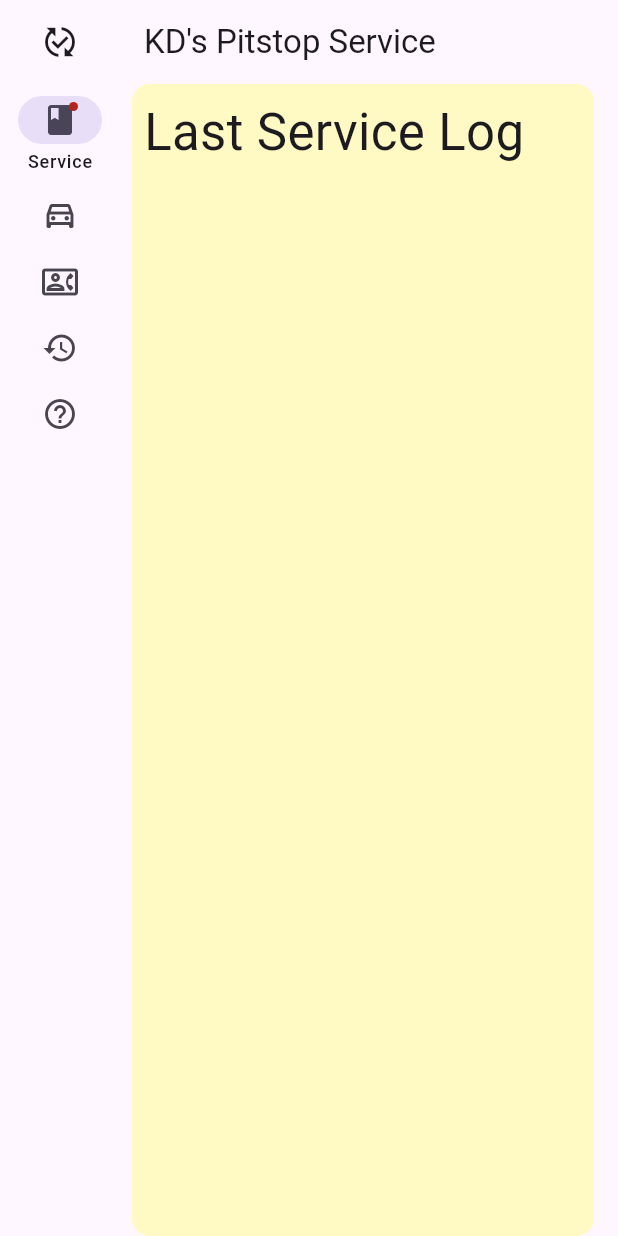
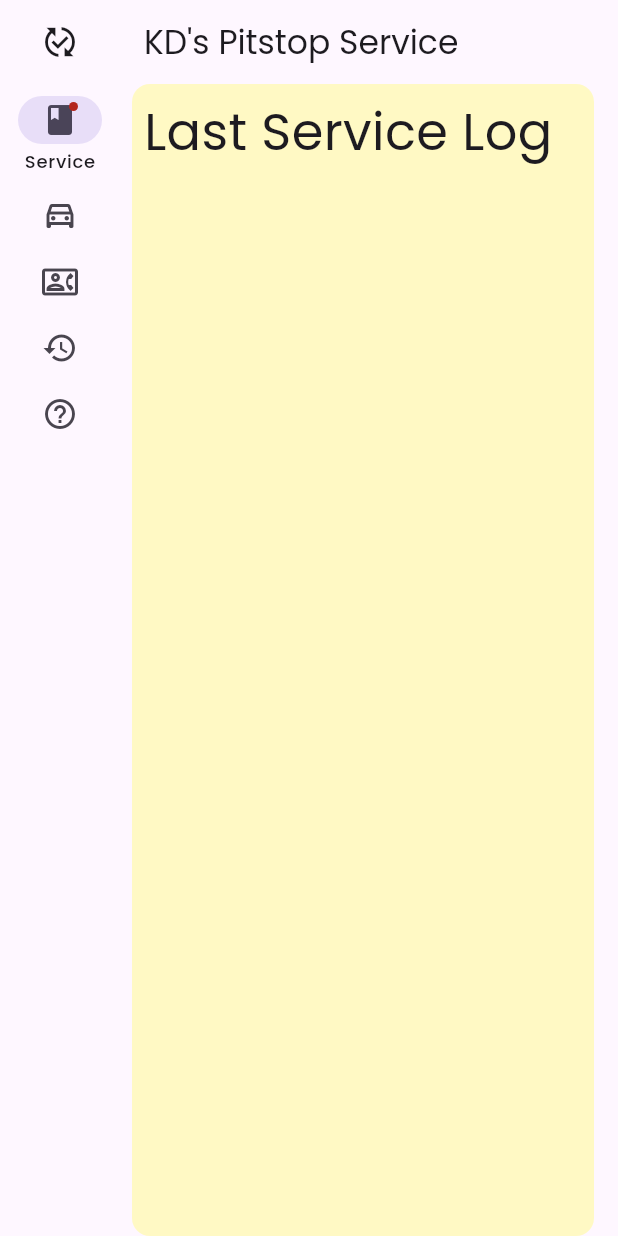
Before and after one commit to omkartapale/pitstop_service, a Flutter app: the screen it shows after launch, on a phone screen of 412 x 824 dp. Run offline on Flutter 3.47's test engine with Material 3 defaults, Android fonts, the phone set to English and light mode, and no system bars; our stand-ins replace google_fonts.

Commit message:
feat (UI): Add GoogleFonts

```diff
--- a/lib/main.dart
+++ b/lib/main.dart
@@ -1,4 +1,5 @@
 import 'package:flutter/material.dart';
+import 'package:google_fonts/google_fonts.dart';
 import 'package:pitstop_service/app.dart';
 
 void main() {
@@ -10,8 +11,12 @@ class MainApp extends StatelessWidget {
 
   @override
   Widget build(BuildContext context) {
-    return const MaterialApp(
-      home: ServiceApp(),
+    return MaterialApp(
+      theme: ThemeData(textTheme: GoogleFonts.poppinsTextTheme()),
+      // darkTheme: ThemeData.dark().copyWith(
+      //     textTheme: GoogleFonts.poppinsTextTheme(
+      //         ThemeData(brightness: Brightness.dark).textTheme)),
+      home: const ServiceApp(),
     );
   }
 }
--- a/pubspec.yaml
+++ b/pubspec.yaml
@@ -9,6 +9,7 @@ environment:
 dependencies:
   flutter:
     sdk: flutter
+  google_fonts: ^6.1.0
 
 dev_dependencies:
   flutter_test:
```
Also changed, not shown: pubspec.lock.
